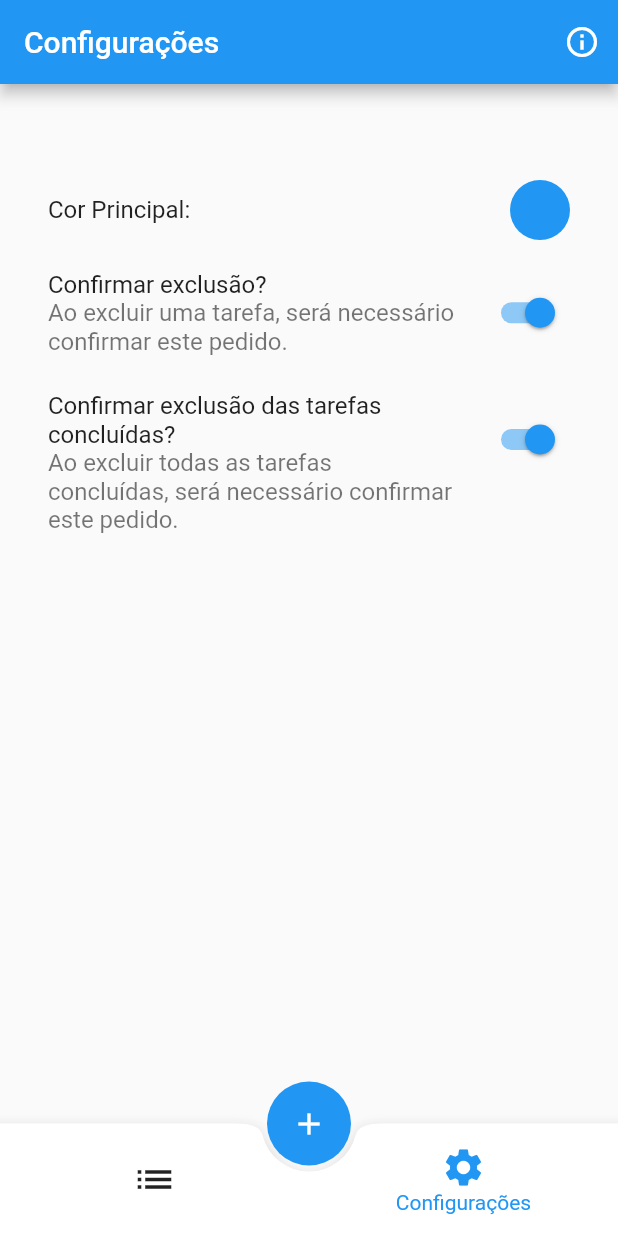
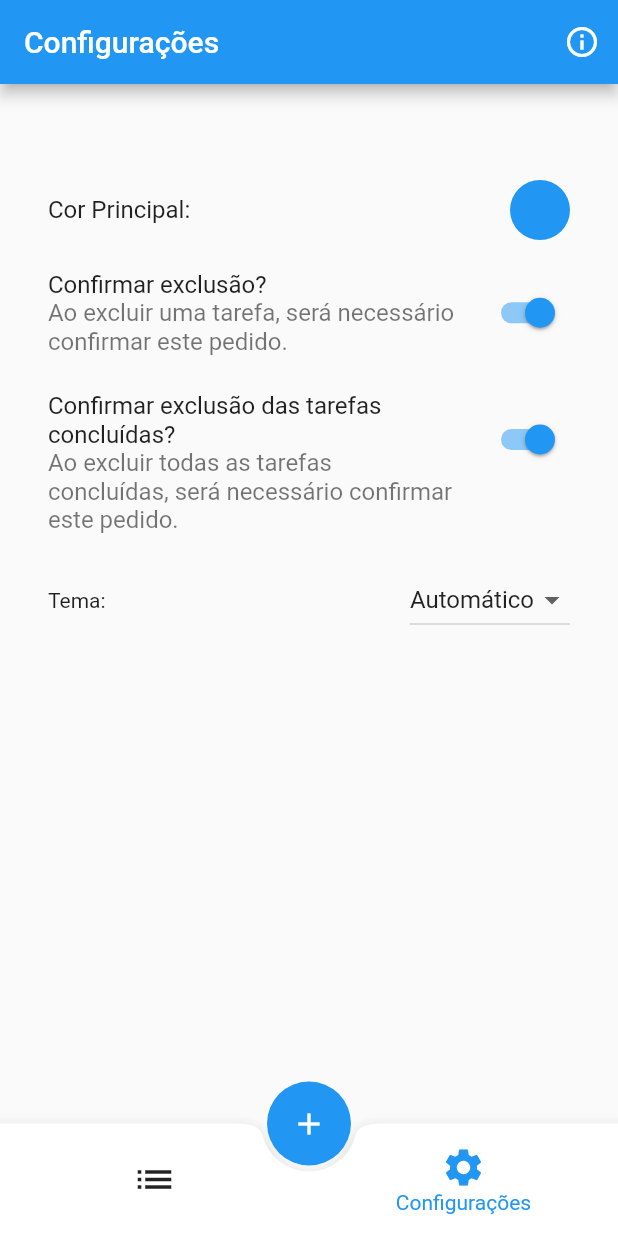
Before and after one commit to BrennerFerreira/to_do_list_app_flutter, a Flutter app: the screen it shows after launch, swiped to page 2, on a phone screen of 412 x 824 dp. Run offline on Flutter 3.47's test engine with Material 2 defaults, Android fonts, the light colour scheme and no system bars; our stand-ins replace flutter_svg, flutter_svg_provider, shared_preferences, splashscreen, sqflite; missing offline and left inert: flutter_material_color_picker; accounts and stored records are empty.

Commit message:
Implement function to change app theme when user selects their choice.

```diff
--- a/lib/main.dart
+++ b/lib/main.dart
@@ -6,7 +6,7 @@
 import 'package:flutter/material.dart';
 import 'package:to_do_list/screens/home_screen/home_screen.dart';
 import 'package:to_do_list/screens/splash_screen/splash_screen.dart';
-import 'package:to_do_list/theme/app_theme.dart';
+import 'package:to_do_list/settings/app_settings.dart';
 
 void main() => runApp(MyApp());
 
@@ -25,7 +25,7 @@ class _MyAppState extends State<MyApp> {
   ///chose and uses setState to update the UI. The [SplashScreen] will be
   ///shown until this function returns.
   Future<Widget> _setMainAppColor() async {
-    newMainAppColor = await AppTheme.getMainAppColor();
+    newMainAppColor = await AppSettings.getMainAppColor();
     if (newMainAppColor != mainAppColor) {
       mainAppColor = newMainAppColor;
       setState(() {});
@@ -40,6 +40,11 @@ class _MyAppState extends State<MyApp> {
       title: 'To Do List App',
       theme: ThemeData(
         primaryColor: mainAppColor,
+        brightness: Brightness.light,
+      ),
+      darkTheme: ThemeData(
+        primaryColor: mainAppColor,
+        brightness: Brightness.dark,
       ),
       home: AppSplashScreen(
         afterSplash: _setMainAppColor(),
--- a/lib/screens/list_screen/list_screen.dart
+++ b/lib/screens/list_screen/list_screen.dart
@@ -3,7 +3,7 @@ import 'package:flutter_svg/svg.dart';
 
 import 'package:to_do_list/models/task.dart';
 import 'package:to_do_list/screens/widgets/insert_edit_task.dart';
-import 'package:to_do_list/theme/app_theme.dart';
+import 'package:to_do_list/settings/app_settings.dart';
 
 enum MenuEntries { deleteAll }
 
@@ -32,12 +32,12 @@ class _ListScreenState extends State<ListScreen> {
   bool deleteAllWarning = true;
 
   Future<void> _getDeleteWarning() async {
-    deleteWarning = await AppTheme.getDeleteWarning();
+    deleteWarning = await AppSettings.getDeleteWarning();
     setState(() {});
   }
 
   Future<void> _getDeleteAllWarning() async {
-    deleteAllWarning = await AppTheme.getDeleteAllWarning();
+    deleteAllWarning = await AppSettings.getDeleteAllWarning();
     setState(() {});
   }
 
--- a/lib/screens/settings_screen/settings_screen.dart
+++ b/lib/screens/settings_screen/settings_screen.dart
@@ -1,7 +1,7 @@
 import 'package:flutter/material.dart';
 
 import 'package:to_do_list/screens/widgets/color_picker_dialog.dart';
-import 'package:to_do_list/theme/app_theme.dart';
+import 'package:to_do_list/settings/app_settings.dart';
 
 ///At the moment, the settings controls three parameters: the app main color,
 ///whether to show the delete task alert or not and whether to show the delete
@@ -19,14 +19,15 @@ class SettingsScreen extends StatefulWidget {
 class _SettingsScreenState extends State<SettingsScreen> {
   bool deleteWarning = true;
   bool deleteAllWarning = true;
+  String theme = 'automatic';
 
   Future<void> _getDeleteWarning() async {
-    deleteWarning = await AppTheme.getDeleteWarning();
+    deleteWarning = await AppSettings.getDeleteWarning();
     setState(() {});
   }
 
   Future<void> _getDeleteAllWarning() async {
-    deleteAllWarning = await AppTheme.getDeleteAllWarning();
+    deleteAllWarning = await AppSettings.getDeleteAllWarning();
     setState(() {});
   }
 
@@ -88,7 +89,7 @@ class _SettingsScreenState extends State<SettingsScreen> {
                       );
                       if (selectedColor != null) {
                         setState(() {
-                          AppTheme.setMainAppColor(selectedColor);
+                          AppSettings.setMainAppColor(selectedColor);
                           widget.changeAppColor();
                         });
                       }
@@ -109,7 +110,7 @@ class _SettingsScreenState extends State<SettingsScreen> {
               SwitchListTile.adaptive(
                 value: deleteWarning,
                 onChanged: (newValue) async {
-                  await AppTheme.setDeleteWarning(newValue: newValue);
+                  await AppSettings.setDeleteWarning(newValue: newValue);
                   setState(() {
                     deleteWarning = newValue;
                   });
@@ -129,7 +130,7 @@ class _SettingsScreenState extends State<SettingsScreen> {
               SwitchListTile.adaptive(
                 value: deleteAllWarning,
                 onChanged: (newValue) async {
-                  await AppTheme.setDeleteAllWarning(newValue: newValue);
+                  await AppSettings.setDeleteAllWarning(newValue: newValue);
                   setState(() {
                     deleteAllWarning = newValue;
                   });
@@ -145,6 +146,35 @@ class _SettingsScreenState extends State<SettingsScreen> {
                   style: TextStyle(fontSize: 16),
                 ),
               ),
+              const SizedBox(height: 16),
+              Row(
+                mainAxisAlignment: MainAxisAlignment.spaceBetween,
+                children: [
+                  const Text("Tema:"),
+                  DropdownButton<String>(
+                    onChanged: (newValue) {
+                      setState(() {
+                        theme = newValue;
+                      });
+                    },
+                    value: theme,
+                    items: const [
+                      DropdownMenuItem<String>(
+                        value: "automatic",
+                        child: Text("Automático"),
+                      ),
+                      DropdownMenuItem<String>(
+                        value: "light",
+                        child: Text("Claro"),
+                      ),
+                      DropdownMenuItem<String>(
+                        value: "dark",
+                        child: Text("Escuro"),
+                      ),
+                    ],
+                  ),
+                ],
+              )
             ],
           ),
         ),
```
Also changed, not shown: lib/settings/app_settings.dart (renamed from lib/theme/app_theme.dart, +16 -1 lines).
